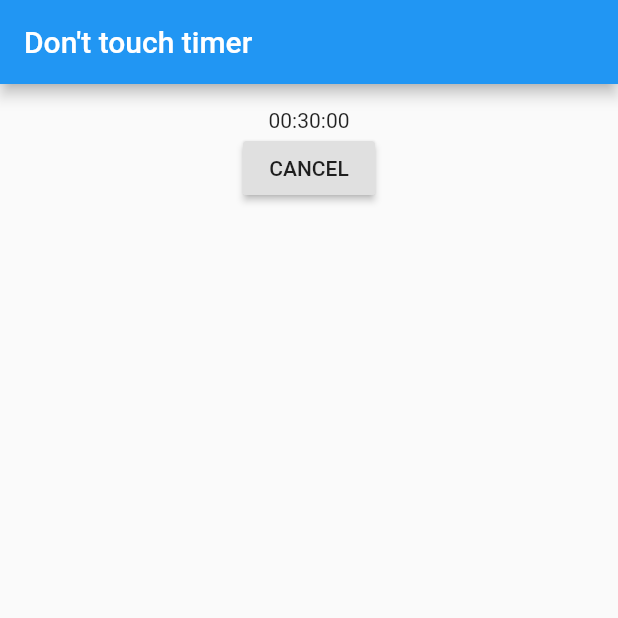
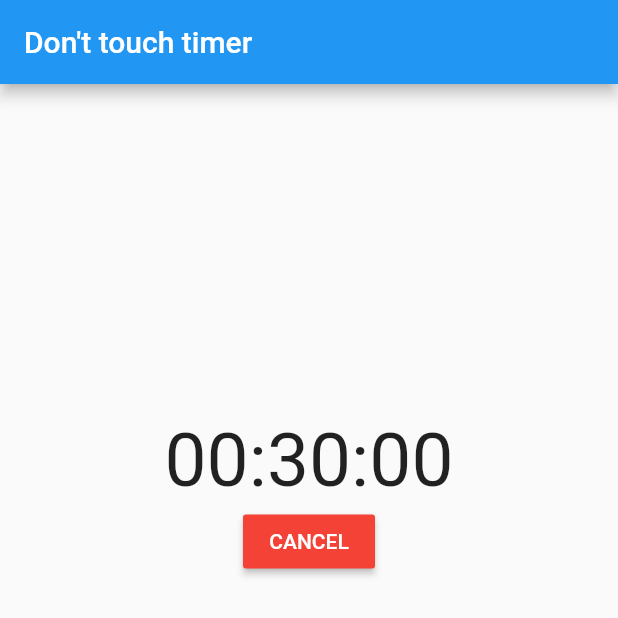
Before and after one commit to Soonki/dont_touch_timer, a Flutter app: the screen it shows after launch, after a tap on "START", on a phone screen of 412 x 824 dp, the top half of it. Run offline on Flutter 3.47's test engine with Material 2 defaults, Android fonts, the phone set to English and light mode, and no system bars; our stand-ins replace audioplayers, vibration; missing offline and left inert: admob_flutter, flutter_duration_picker, flutter_sensors.

Commit message:
広告の追加、GUIの整理

```diff
--- /dev/null
+++ b/lib/ad_manager.dart
@@ -0,0 +1,28 @@
+import 'dart:io';
+
+String getBannerAdUnitId() {
+  if (Platform.isIOS) {
+    return 'ca-app-pub-3940256099942544/2934735716';
+  } else if (Platform.isAndroid) {
+    return 'ca-app-pub-3940256099942544/6300978111';
+  }
+  return null;
+}
+
+String getAppId() {
+  if (Platform.isIOS) {
+    return 'ca-app-pub-3940256099942544~1458002511';
+  } else if (Platform.isAndroid) {
+    return 'ca-app-pub-3940256099942544~3347511713';
+  }
+  return null;
+}
+
+String getRewardBasedVideoAdUnitId() {
+  if (Platform.isIOS) {
+    return 'ca-app-pub-3940256099942544/1712485313';
+  } else if (Platform.isAndroid) {
+    return 'ca-app-pub-3940256099942544/5224354917';
+  }
+  return null;
+}
--- a/lib/countdown_page.dart
+++ b/lib/countdown_page.dart
@@ -7,6 +7,8 @@ import 'package:quiver/async.dart';
 import 'package:vibration/vibration.dart';
 import 'package:audioplayers/audio_cache.dart';
 import 'package:flutter_sensors/flutter_sensors.dart';
+import 'package:admob_flutter/admob_flutter.dart';
+import 'ad_manager.dart';
 
 format(Duration d) => d.toString().split('.').first.padLeft(8, "0");
 
@@ -21,60 +23,35 @@ class CountdownState extends State<CountdownPage> {
   StreamSubscription<CountdownTimer> _sub;
   bool _isInit = false;
 
-  bool _accelAvailable = false;
   bool _gyroAvailable = false;
-  List<double> _accelData = List.filled(3, 0.0);
   List<double> _gyroData = List.filled(3, 0.0);
-  StreamSubscription _accelSubscription;
   StreamSubscription _gyroSubscription;
 
   final _player = AudioPlayer();
   final _audioCash = AudioCache();
 
+  GlobalKey<ScaffoldState> scaffoldState = GlobalKey();
+  AdmobReward rewardAd;
+
   @override
   void initState() {
-    _checkAccelerometerStatus();
     _checkGyroscopeStatus();
+
+    rewardAd = AdmobReward(
+        adUnitId: getRewardBasedVideoAdUnitId(),
+        listener: (AdmobAdEvent event, Map<String, dynamic> args) {
+          if (event == AdmobAdEvent.closed) rewardAd.load();
+          handleEvent(event, args, 'Reward');
+        });
+    rewardAd.load();
     super.initState();
   }
 
   @override
   void dispose() {
-    _stopAccelerometer();
     _stopGyroscope();
     _player.release();
     super.dispose();
-  }
-
-  void _checkAccelerometerStatus() async {
-    await SensorManager()
-        .isSensorAvailable(Sensors.ACCELEROMETER)
-        .then((result) {
-      setState(() {
-        _accelAvailable = result;
-      });
-    });
-  }
-
-  Future<void> _startAccelerometer() async {
-    if (_accelSubscription != null) return;
-    if (_accelAvailable) {
-      final stream = await SensorManager().sensorUpdates(
-        sensorId: Sensors.ACCELEROMETER,
-        interval: Sensors.SENSOR_DELAY_FASTEST,
-      );
-      _accelSubscription = stream.listen((sensorEvent) {
-        setState(() {
-          _accelData = sensorEvent.data;
-        });
-      });
-    }
-  }
-
-  void _stopAccelerometer() {
-    if (_accelSubscription == null) return;
-    _accelSubscription.cancel();
-    _accelSubscription = null;
   }
 
   void _checkGyroscopeStatus() async {
@@ -156,6 +133,48 @@ class CountdownState extends State<CountdownPage> {
     await _player.pause();
   }
 
+  void handleEvent(
+      AdmobAdEvent event, Map<String, dynamic> args, String adType) {
+    switch (event) {
+      case AdmobAdEvent.loaded:
+        print('New Admob $adType Ad loaded!');
+        break;
+      case AdmobAdEvent.opened:
+        print('Admob $adType Ad opened!');
+        break;
+      case AdmobAdEvent.closed:
+        print('Admob $adType Ad closed!');
+        break;
+      case AdmobAdEvent.failedToLoad:
+        print('Admob $adType failed to load. :(');
+        break;
+      case AdmobAdEvent.rewarded:
+        showDialog(
+          context: scaffoldState.currentContext,
+          builder: (BuildContext context) {
+            return WillPopScope(
+              child: AlertDialog(
+                content: Column(
+                  mainAxisSize: MainAxisSize.min,
+                  children: <Widget>[
+                    Text('Reward callback fired. Thanks Andrew!'),
+                    Text('Type: ${args['type']}'),
+                    Text('Amount: ${args['amount']}'),
+                  ],
+                ),
+              ),
+              onWillPop: () async {
+                scaffoldState.currentState.hideCurrentSnackBar();
+                return true;
+              },
+            );
+          },
+        );
+        break;
+      default:
+    }
+  }
+
   @override
   Widget build(BuildContext context) {
     if (!_isInit) {
@@ -163,17 +182,10 @@ class CountdownState extends State<CountdownPage> {
       _isInit = true;
     }
 
-    if (_accelAvailable != null) {
-      _startAccelerometer();
-    }
-
     if (_gyroAvailable != null) {
       _startGyroscope();
     }
 
-    // print(_accelData);
-    // print(_gyroData);
-    print(_isHoldPhone());
     if (_isHoldPhone()) {
       Vibration.vibrate();
       _startAlert();
@@ -187,22 +199,40 @@ class CountdownState extends State<CountdownPage> {
         appBar: new AppBar(
           title: new Text('Don\'t touch timer'),
         ),
-        body: Container(
-          padding: EdgeInsets.all(16.0),
-          alignment: AlignmentDirectional.topCenter,
+        body: Center(
+            child: Container(
+          padding: EdgeInsets.all(8.0),
+          width: 340,
+          height: 340,
+          alignment: Alignment.center,
           child: Column(
             children: <Widget>[
-              Text(format(_current)),
+              Center(
+                  child: Text(
+                format(_current),
+                textAlign: TextAlign.center,
+                style: new TextStyle(
+                    fontWeight: FontWeight.normal, fontSize: 50.0),
+              )),
               RaisedButton(
-                onPressed: () {
-                  _sub.cancel();
-                  Navigator.of(context).pushReplacementNamed("/timer_setting");
-                },
-                child: new Text('CANCEL'),
-              )
+                  color: Colors.red,
+                  onPressed: () async {
+                    if (await rewardAd.isLoaded) {
+                      _sub.cancel();
+                      rewardAd.show();
+                      Navigator.of(context)
+                          .pushReplacementNamed("/timer_setting");
+                    } else {
+                      print("Reward ad is still loading...");
+                    }
+                  },
+                  child: new Text(
+                    'CANCEL',
+                    style: TextStyle(color: Colors.white),
+                  ))
             ],
           ),
-        ),
+        )),
       ),
     );
   }
--- a/lib/main.dart
+++ b/lib/main.dart
@@ -3,7 +3,11 @@ import 'package:flutter/material.dart';
 import 'timer_setting_page.dart';
 import 'countdown_page.dart';
 
+import 'package:admob_flutter/admob_flutter.dart';
+import 'ad_manager.dart';
+
 void main() {
+  Admob.initialize(getAppId());
   runApp(MyApp());
 }
 
--- a/lib/timer_setting_page.dart
+++ b/lib/timer_setting_page.dart
@@ -1,6 +1,8 @@
 import 'package:dont_touch_timer/countdown_page.dart';
 import 'package:flutter/material.dart';
 import 'package:flutter_duration_picker/flutter_duration_picker.dart';
+import 'ad_manager.dart';
+import 'package:admob_flutter/admob_flutter.dart';
 
 class TimerSettingPage extends StatefulWidget {
   @override
@@ -16,13 +18,17 @@ class TimerSettingState extends State<TimerSettingPage> {
       appBar: new AppBar(
         title: new Text('Don\'t touch timer'),
       ),
-      body: new Container(
-        padding: new EdgeInsets.all(32.0),
-        child: new Center(
+      body: new Center(
+          child: Container(
+              height: 360,
+              width: 360,
               child: new Column(
+                mainAxisSize: MainAxisSize.min,
                 children: <Widget>[
                   new Expanded(
                       child: DurationPicker(
+                    height: 240,
+                    width: 240,
                     duration: _duration,
                     onChange: (val) {
                       this.setState(() => _duration = val);
@@ -33,12 +39,12 @@ class TimerSettingState extends State<TimerSettingPage> {
                     onPressed: () => Navigator.of(context).pushReplacementNamed(
                         CountdownPage.routeName,
                         arguments: _duration),
-                child: new Text('START'),
+                    child: new Text('START',
+                        style: new TextStyle(color: Colors.white)),
+                    color: Colors.green,
                   )
                 ],
-          ),
-        ),
-      ),
+              ))),
     );
   }
 }
--- a/pubspec.yaml
+++ b/pubspec.yaml
@@ -32,6 +32,7 @@ dependencies:
   vibration: ^1.4.0
   audioplayers: ^0.14.0
   flutter_sensors: ^0.1.6
+  admob_flutter: ^0.3.4
 
 dev_dependencies:
   flutter_test:
```
Also changed, not shown: pubspec.lock, 2 other files. Lines whose indentation alone changed are shown as unchanged.
